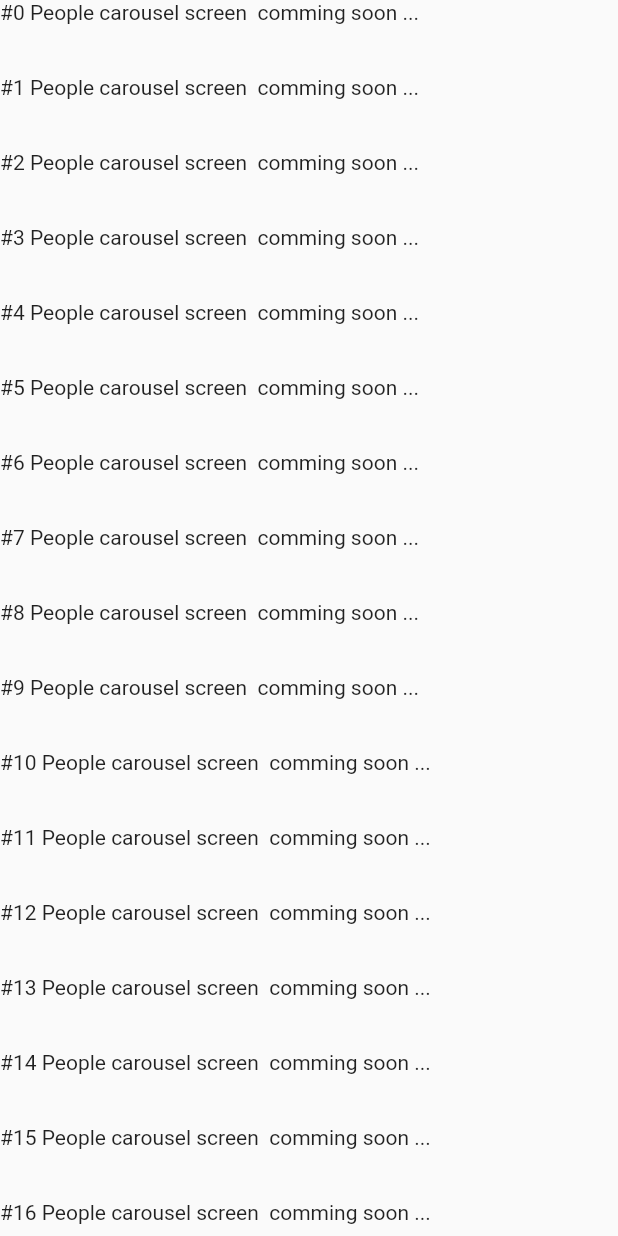
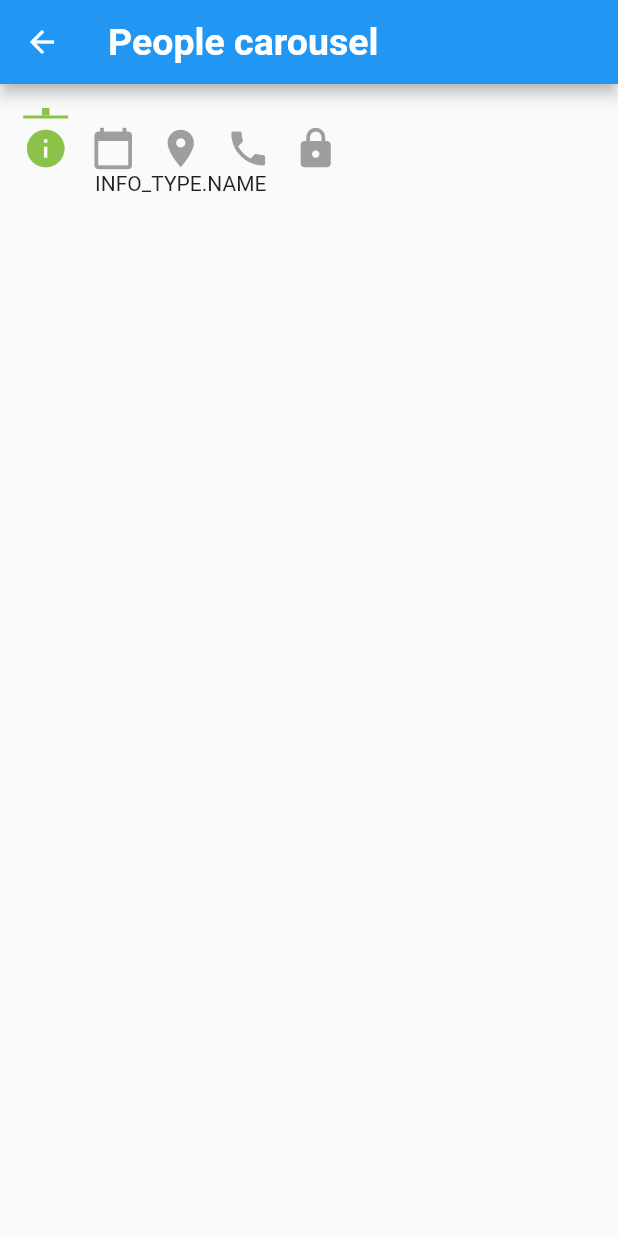
Before and after one commit to tienphi/pyco, a Flutter app: the PeopleCarouselScreen screen opened directly, on a phone screen of 412 x 824 dp. Run offline on Flutter 3.47's test engine with Material 2 defaults, Android fonts, the phone set to English and light mode, and no system bars; our stand-ins replace sqflite; accounts and stored records are empty; generated files the repository leaves out were written again.

Commit message:
common widget

```diff
--- /dev/null
+++ b/lib/constants.dart
@@ -0,0 +1,2 @@
+const APP_PADDING_VERTICAL = 16.0;
+const APP_PADDING_HORIZONTAL = 8.0;
--- a/lib/dummys/sqlife_test.dart
+++ b/lib/dummys/sqlife_test.dart
@@ -3,6 +3,7 @@ import 'package:provider/provider.dart';
 import 'package:pyco/database/remote/app_exception.dart';
 import 'package:pyco/models/person.dart';
 import 'package:pyco/view_models/person.dart';
+import 'package:pyco/views/widgets/person_info_item.dart';
 
 class SqlifeTest extends StatelessWidget {
   @override
@@ -34,12 +35,16 @@ class SqlifeTest extends StatelessWidget {
 
             final people = snapshot.data;
 
-            return ListView.builder(
-              itemCount: people.length,
-              itemBuilder: (ctx, index) =>
-                  Text(people[index].personName.personNameToCall),
-//                  Text('A'),
+            return PersonInfoItem(
+              person: people[0],
             );
+
+//            return ListView.builder(
+//              itemCount: people.length,
+//              itemBuilder: (ctx, index) =>
+//                  Text(people[index].personName.personNameToCall),
+////                  Text('A'),
+//            );
           },
 //          child: Text('Sqlite Screen comming soon ...'),
         ),
--- a/lib/views/screens/favorite_screen.dart
+++ b/lib/views/screens/favorite_screen.dart
@@ -1,9 +1,14 @@
 import 'package:flutter/material.dart';
+
+import 'package:pyco/views/widgets/main_app_bar.dart';
 
 class FavoriteScreen extends StatelessWidget {
   @override
   Widget build(BuildContext context) {
     return Scaffold(
+      appBar: MainAppBar(
+        titleText: 'Favorite',
+      ),
       body: Center(
         child: Text('Favorite Screen comming soon ...'),
       ),
--- a/lib/views/screens/people_carousel_screen.dart
+++ b/lib/views/screens/people_carousel_screen.dart
@@ -1,4 +1,9 @@
 import 'package:flutter/material.dart';
+
+import 'package:pyco/constants.dart';
+import 'package:pyco/views/widgets/main_app_bar.dart';
+import 'package:pyco/views/widgets/person_info_icons.dart';
+import 'package:pyco/views/widgets/person_info_item.dart';
 
 class PeopleCarouselScreen extends StatefulWidget {
   @override
@@ -7,18 +12,47 @@ class PeopleCarouselScreen extends StatefulWidget {
 
 class _PeopleCarouselScreenState extends State<PeopleCarouselScreen>
     with AutomaticKeepAliveClientMixin {
+  INFO_TYPE infoType;
+
+  @override
+  void initState() {
+    infoType = INFO_TYPE.NAME;
+    super.initState();
+  }
+
   @override
   Widget build(BuildContext context) {
     super.build(context);
     comingText(i) => Text('#$i People carousel screen  comming soon ...');
+
     return Scaffold(
-      body: ListView.builder(
-        itemCount: 60,
-        itemBuilder: (_, index) =>
-            Container(
-              height: 50,
-              child: comingText(index),
-            ),
+      appBar: MainAppBar(
+        titleText: 'People carousel',
+      ),
+      body: SafeArea(
+        child: Container(
+          padding: const EdgeInsets.symmetric(
+            horizontal: APP_PADDING_HORIZONTAL,
+            vertical: APP_PADDING_VERTICAL,
+          ),
+          child: Column(
+            children: <Widget>[
+              ListPersonInfoIcon(
+                onItemSelected: (type) {
+                  setState(() {
+                    infoType = type;
+                  });
+                },
+              ),
+              Text(
+                infoType.toString(),
+              ),
+//              PersonInfoItem(
+//
+//              ),
+            ],
+          ),
+        ),
       ),
     );
   }
--- /dev/null
+++ b/lib/views/widgets/main_app_bar.dart
@@ -0,0 +1,20 @@
+import 'package:flutter/material.dart';
+
+class MainAppBar extends StatelessWidget with PreferredSizeWidget {
+  final String titleText;
+
+  MainAppBar({Key key, this.titleText}) : super(key: key);
+
+  @override
+  Widget build(BuildContext context) {
+    return AppBar(
+      title: Text(
+        titleText,
+        style: Theme.of(context).textTheme.headline,
+      ),
+    );
+  }
+
+  @override
+  Size get preferredSize => Size.fromHeight(kToolbarHeight);
+}
--- /dev/null
+++ b/lib/views/widgets/person_info_icons.dart
@@ -0,0 +1,164 @@
+import 'package:flutter/material.dart';
+import 'package:pyco/input.dart';
+
+typedef ItemSelectedCallBack = Function(INFO_TYPE infoType);
+
+enum INFO_TYPE {
+  AVATAR,
+  NAME,
+  GENDER,
+  LOCATION,
+  CONTACT,
+  ACCOUNT,
+  SALT,
+  UNKNOWN,
+}
+
+final _widthSize = 30.0;
+
+class ListPersonInfoIcon extends StatefulWidget {
+  final _ListPersonInfoIconState state = _ListPersonInfoIconState();
+
+  final ItemSelectedCallBack onItemSelected;
+
+  ListPersonInfoIcon({Key key, @required this.onItemSelected})
+      : super(key: key);
+
+  @override
+  _ListPersonInfoIconState createState() => state;
+}
+
+class _ListPersonInfoIconState extends State<ListPersonInfoIcon> {
+  INFO_TYPE _highlightInfoType;
+
+  set highlightInfoType(INFO_TYPE value) {
+    if (value == _highlightInfoType) return;
+
+    setState(
+      () {
+        _highlightInfoType = value;
+        widget.onItemSelected(_highlightInfoType);
+      },
+    );
+  }
+
+  @override
+  void initState() {
+    _highlightInfoType = INFO_TYPE.NAME;
+    super.initState();
+  }
+
+  @override
+  Widget build(BuildContext context) {
+    return Container(
+      width: _widthSize * 5 * 1.5,
+      child: Row(
+        mainAxisAlignment: MainAxisAlignment.spaceAround,
+        children: <Widget>[
+          InkWell(
+            onTap: () {
+              highlightInfoType = INFO_TYPE.NAME;
+            },
+            child: PersonInfoIcon(
+              icon: Icons.info,
+              active: _highlightInfoType == INFO_TYPE.NAME,
+            ),
+          ),
+          InkWell(
+            onTap: () {
+              highlightInfoType = INFO_TYPE.SALT;
+            },
+            child: PersonInfoIcon(
+              icon: Icons.calendar_today,
+              active: _highlightInfoType == INFO_TYPE.SALT,
+            ),
+          ),
+          InkWell(
+            onTap: () {
+              highlightInfoType = INFO_TYPE.LOCATION;
+            },
+            child: PersonInfoIcon(
+              icon: Icons.location_on,
+              active: _highlightInfoType == INFO_TYPE.LOCATION,
+            ),
+          ),
+          InkWell(
+            onTap: () {
+              highlightInfoType = INFO_TYPE.CONTACT;
+            },
+            child: PersonInfoIcon(
+              icon: Icons.phone,
+              active: _highlightInfoType == INFO_TYPE.CONTACT,
+            ),
+          ),
+          InkWell(
+            onTap: () {
+              highlightInfoType = INFO_TYPE.ACCOUNT;
+            },
+            child: PersonInfoIcon(
+              icon: Icons.lock,
+              active: _highlightInfoType == INFO_TYPE.ACCOUNT,
+            ),
+          ),
+        ],
+      ),
+    );
+  }
+}
+
+class PersonInfoIcon extends StatelessWidget {
+  final bool active;
+  final IconData icon;
+
+  final _activeColor = Colors.lightGreen;
+  final _inactiveColor = Colors.grey;
+
+  PersonInfoIcon({
+    Key key,
+    @required this.icon,
+    @required this.active,
+  }) : super(key: key);
+
+  Widget buildBarStroke() {
+    return active
+        ? Column(
+            mainAxisSize: MainAxisSize.min,
+            children: <Widget>[
+              Container(
+                width: _widthSize / 6,
+                height: _widthSize / 6,
+                color: _activeColor,
+              ),
+              Container(
+                width: _widthSize,
+                height: 2,
+                color: _activeColor,
+              ),
+            ],
+          )
+        : Container(
+            width: _widthSize,
+            height: _widthSize / 6 + 2,
+          );
+  }
+
+  @override
+  Widget build(BuildContext context) {
+    return Container(
+      child: Column(
+        mainAxisSize: MainAxisSize.min,
+        children: <Widget>[
+          buildBarStroke(),
+          SizedBox(
+            height: 5,
+          ),
+          Icon(
+            icon,
+            color: active ? _activeColor : _inactiveColor,
+            size: _widthSize,
+          ),
+        ].where(notNull).toList(),
+      ),
+    );
+  }
+}
--- a/pubspec.yaml
+++ b/pubspec.yaml
@@ -46,6 +46,9 @@ flutter:
   # the material Icons class.
   uses-material-design: true
 
+  assets:
+    - assets/images/
+
   # To add assets to your application, add an assets section, like this:
   # assets:
   #  - images/a_dot_burr.jpeg
```
Also changed, not shown: lib/main.dart (+42 -2 lines), lib/navigations/bottom_navigations.dart (+2 -5 lines), lib/views/utilities.dart (added, +23 -0 lines), lib/views/widgets/person_info_item.dart (added, +208 -0 lines), assets/images/default_avatar.png (added).
